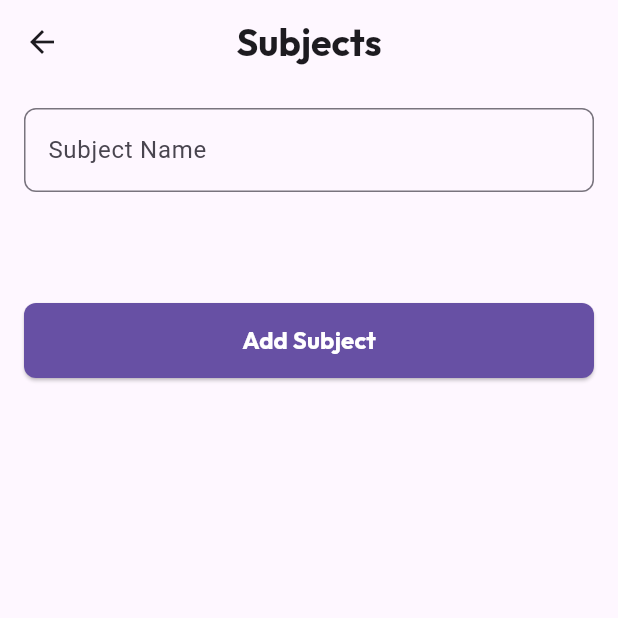
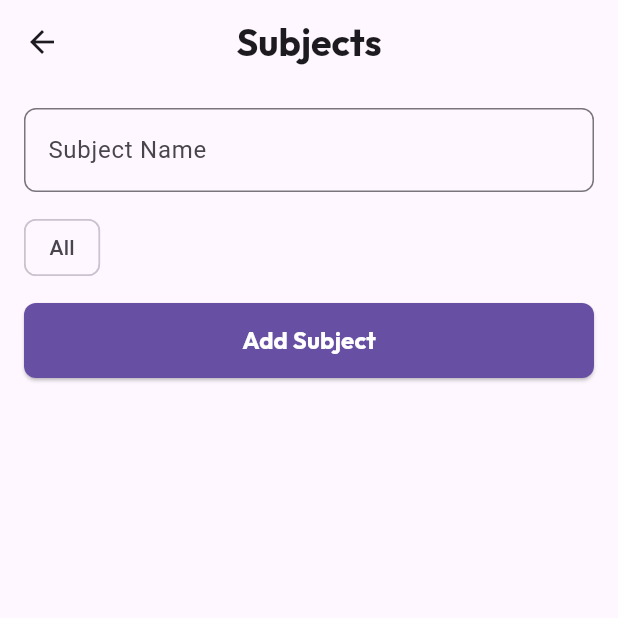
Before and after one commit to mohammedanshad1/timetablegenerating, a Flutter app: the SubjectPage screen opened directly, after a tap on "Add Subject", on a phone screen of 412 x 824 dp, the top half of it. Run offline on Flutter 3.47's test engine with Material 3 defaults, Android fonts, the phone set to English and light mode, and no system bars; our stand-ins replace sqflite; missing offline and left inert: flutter_icon_snackbar; accounts and stored records are empty.

Commit message:
ui changed in subject add screen

```diff
--- a/lib/service/database_helper.dart
+++ b/lib/service/database_helper.dart
@@ -93,6 +93,11 @@ class DatabaseHelper {
     }
   }
 
+  Future<List<Map<String, dynamic>>> getAllSubjects() async {
+    final db = await database;
+    return await db.query('subjects');
+  }
+
   Future<int> addCourse(String name) async {
     final db = await database;
     return await db.insert('courses', {'name': name});
@@ -117,10 +122,11 @@ class DatabaseHelper {
     final db = await database;
     return await db.insert('staff', {'name': name});
   }
-Future<void> deleteStaff(int id) async {
-  final db = await database;
-  await db.delete('staff', where: 'id = ?', whereArgs: [id]);
-}
+
+  Future<void> deleteStaff(int id) async {
+    final db = await database;
+    await db.delete('staff', where: 'id = ?', whereArgs: [id]);
+  }
 
   Future<int> addDay(String name) async {
     final db = await database;
--- a/lib/view/subject_view.dart
+++ b/lib/view/subject_view.dart
@@ -30,8 +30,13 @@ class _SubjectPageState extends State<SubjectPage> {
         bgColor: Colors.green,
       );
       _subjectController.clear();
+      // Refresh subjects after adding
+      if (_selectedCourseId == -1) {
+        viewModel.fetchAllSubjects(); // Fetch all subjects
       } else {
-      // Show snackbar if subject is empty or no course selected
+        viewModel.fetchSubjects(_selectedCourseId!); // Fetch subjects for a specific course
+      }
+    } else {
       CustomSnackBar.show(
         context,
         snackBarType: SnackBarType.alert,
@@ -46,7 +51,7 @@ class _SubjectPageState extends State<SubjectPage> {
     super.initState();
     final viewModel = Provider.of<SubjectViewModel>(context, listen: false);
     viewModel.fetchCourses(); // Fetch courses on init
-    viewModel.fetchSubjects(widget.courseId); // Fetch subjects on init
+    viewModel.fetchAllSubjects(); // Fetch all subjects initially
   }
 
   @override
@@ -77,11 +82,24 @@ class _SubjectPageState extends State<SubjectPage> {
             SizedBox(height: 12),
             // Toggle Buttons for Courses
             Container(
-              height: 50, // Set a fixed height for better aesthetics
+              height: 50,
               child: SingleChildScrollView(
                 scrollDirection: Axis.horizontal,
                 child: Row(
-                  children: viewModel.courses.map((course) {
+                  children: [
+                    ChoiceChip(
+                      label: Text('All'),
+                      selected: _selectedCourseId == -1,
+                      onSelected: (selected) {
+                        setState(() {
+                          _selectedCourseId = selected ? -1 : null;
+                        });
+                        if (selected) {
+                          viewModel.fetchAllSubjects();
+                        }
+                      },
+                    ),
+                    ...viewModel.courses.map((course) {
                       return Padding(
                         padding: const EdgeInsets.symmetric(horizontal: 4.0),
                         child: ChoiceChip(
@@ -91,10 +109,14 @@ class _SubjectPageState extends State<SubjectPage> {
                             setState(() {
                               _selectedCourseId = selected ? course['id'] : null;
                             });
+                            if (selected) {
+                              viewModel.fetchSubjects(course['id']);
+                            }
                           },
                         ),
                       );
                     }).toList(),
+                  ],
                 ),
               ),
             ),
@@ -117,13 +139,7 @@ class _SubjectPageState extends State<SubjectPage> {
                         style: AppTypography.outfitRegular,
                       ),
                     )
-                  : SingleChildScrollView(
-                      // Enable vertical scrolling
-                      child: ListView.builder(
-                        physics:
-                            NeverScrollableScrollPhysics(), // Prevent nested scrolling
-                        shrinkWrap:
-                            true, // Use shrinkWrap to avoid infinite height
+                  : ListView.builder(
                       itemCount: viewModel.subjects.length,
                       itemBuilder: (context, index) {
                         final subject = viewModel.subjects[index];
@@ -139,7 +155,6 @@ class _SubjectPageState extends State<SubjectPage> {
                           ),
                         );
                       },
-                      ),
                     ),
             ),
           ],
--- a/lib/viewmodel/subject_viewmodel.dart
+++ b/lib/viewmodel/subject_viewmodel.dart
@@ -46,4 +46,10 @@ class SubjectViewModel extends ChangeNotifier {
         .map((subject) => subject['name'] as String)
         .toList();
   }
+
+  Future<void> fetchAllSubjects() async {
+  _subjects = await dbHelper.getAllSubjects();
+  notifyListeners();
 }
+
+}
```
Lines whose indentation alone changed are shown as unchanged.
